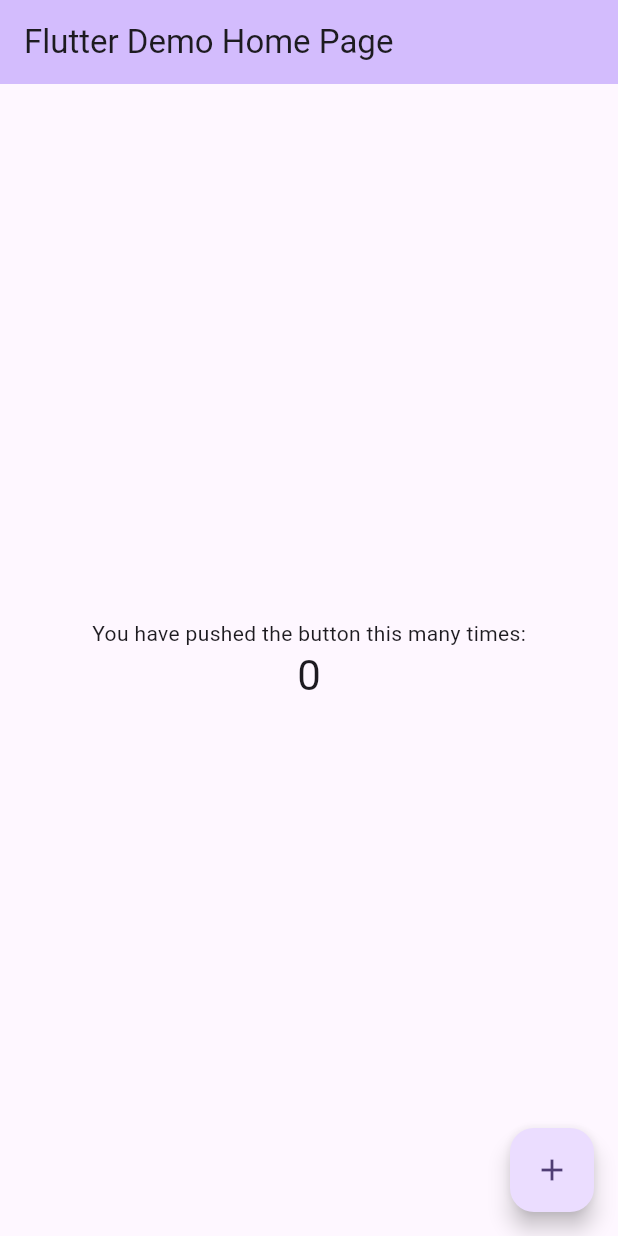
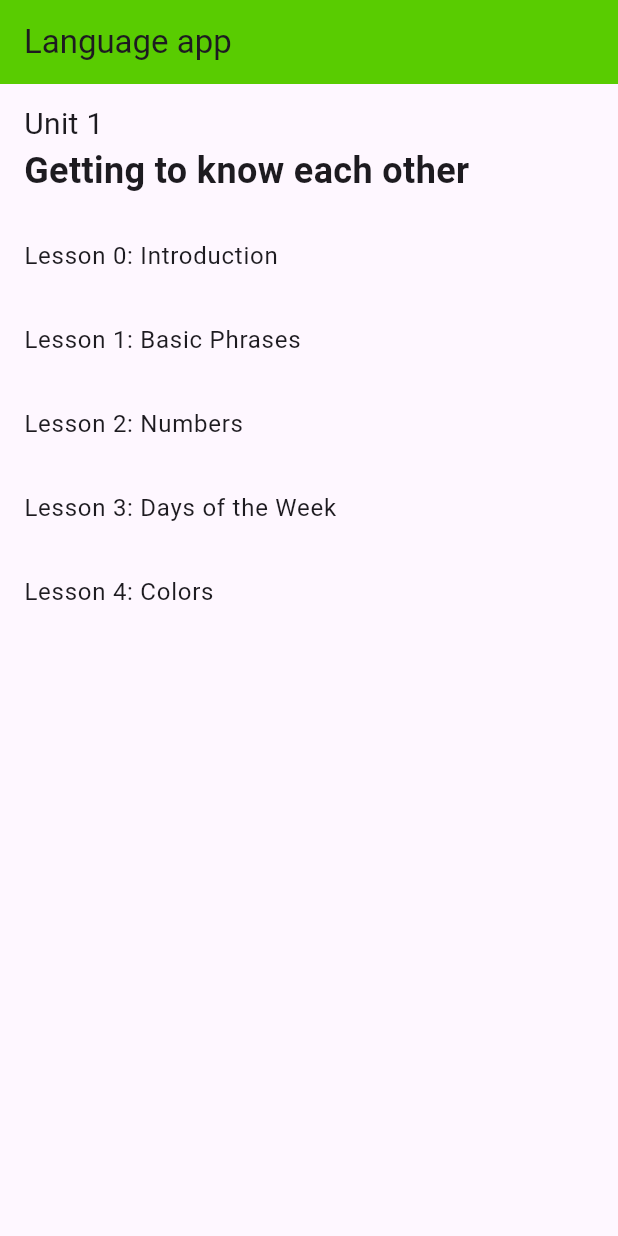
Before and after one commit to catQuantumCat/language-app, a Flutter app: the screen it shows after launch, on a phone screen of 412 x 824 dp. Run offline on Flutter 3.47's test engine with Material 3 defaults, Android fonts, the phone set to English and light mode, and no system bars.

Commit message:
Add: basic lesson flow with dummy data

```diff
--- a/mobile/lib/main.dart
+++ b/mobile/lib/main.dart
@@ -1,4 +1,6 @@
 import 'package:flutter/material.dart';
+import 'package:language_app/modules/home/home_view.dart';
+import 'package:language_app/modules/lesson/lesson_view.dart';
 
 void main() {
   runApp(const MyApp());
@@ -11,115 +13,7 @@
   @override
   Widget build(BuildContext context) {
     return MaterialApp(
-      title: 'Flutter Demo',
-      theme: ThemeData(
-        // This is the theme of your application.
-        //
-        // TRY THIS: Try running your application with "flutter run". You'll see
-        // the application has a purple toolbar. Then, without quitting the app,
-        // try changing the seedColor in the colorScheme below to Colors.green
-        // and then invoke "hot reload" (save your changes or press the "hot
-        // reload" button in a Flutter-supported IDE, or press "r" if you used
-        // the command line to start the app).
-        //
-        // Notice that the counter didn't reset back to zero; the application
-        // state is not lost during the reload. To reset the state, use hot
-        // restart instead.
-        //
-        // This works for code too, not just values: Most code changes can be
-        // tested with just a hot reload.
-        colorScheme: ColorScheme.fromSeed(seedColor: Colors.deepPurple),
-        useMaterial3: true,
-      ),
-      home: const MyHomePage(title: 'Flutter Demo Home Page'),
+      home: const HomePage(),
     );
   }
 }
-
-class MyHomePage extends StatefulWidget {
-  const MyHomePage({super.key, required this.title});
-
-  // This widget is the home page of your application. It is stateful, meaning
-  // that it has a State object (defined below) that contains fields that affect
-  // how it looks.
-
-  // This class is the configuration for the state. It holds the values (in this
-  // case the title) provided by the parent (in this case the App widget) and
-  // used by the build method of the State. Fields in a Widget subclass are
-  // always marked "final".
-
-  final String title;
-
-  @override
-  State<MyHomePage> createState() => _MyHomePageState();
-}
-
-class _MyHomePageState extends State<MyHomePage> {
-  int _counter = 0;
-
-  void _incrementCounter() {
-    setState(() {
-      // This call to setState tells the Flutter framework that something has
-      // changed in this State, which causes it to rerun the build method below
-      // so that the display can reflect the updated values. If we changed
-      // _counter without calling setState(), then the build method would not be
-      // called again, and so nothing would appear to happen.
-      _counter++;
-    });
-  }
-
-  @override
-  Widget build(BuildContext context) {
-    // This method is rerun every time setState is called, for instance as done
-    // by the _incrementCounter method above.
-    //
-    // The Flutter framework has been optimized to make rerunning build methods
-    // fast, so that you can just rebuild anything that needs updating rather
-    // than having to individually change instances of widgets.
-    return Scaffold(
-      appBar: AppBar(
-        // TRY THIS: Try changing the color here to a specific color (to
-        // Colors.amber, perhaps?) and trigger a hot reload to see the AppBar
-        // change color while the other colors stay the same.
-        backgroundColor: Theme.of(context).colorScheme.inversePrimary,
-        // Here we take the value from the MyHomePage object that was created by
-        // the App.build method, and use it to set our appbar title.
-        title: Text(widget.title),
-      ),
-      body: Center(
-        // Center is a layout widget. It takes a single child and positions it
-        // in the middle of the parent.
-        child: Column(
-          // Column is also a layout widget. It takes a list of children and
-          // arranges them vertically. By default, it sizes itself to fit its
-          // children horizontally, and tries to be as tall as its parent.
-          //
-          // Column has various properties to control how it sizes itself and
-          // how it positions its children. Here we use mainAxisAlignment to
-          // center the children vertically; the main axis here is the vertical
-          // axis because Columns are vertical (the cross axis would be
-          // horizontal).
-          //
-          // TRY THIS: Invoke "debug painting" (choose the "Toggle Debug Paint"
-          // action in the IDE, or press "p" in the console), to see the
-          // wireframe for each widget.
-          mainAxisAlignment: MainAxisAlignment.center,
-          children: <Widget>[
-            const Text(
-              'You have pushed the button this many times:',
-            ),
-            Text(
-              '$_counter',
-              style: Theme.of(context).textTheme.headlineMedium,
-            ),
-          ],
-        ),
-      ),
-      floatingActionButton: FloatingActionButton(
-        onPressed: _incrementCounter,
-        tooltip: 'Increment',
-        child: const Icon(Icons.add),
-      ), // This trailing comma makes auto-formatting nicer for build methods.
-    );
-  }
-}
--- /dev/null
+++ b/mobile/lib/modules/home/home_view.dart
@@ -0,0 +1,67 @@
+import 'package:flutter/material.dart';
+import 'package:language_app/modules/lesson/lesson_view.dart';
+
+class HomePage extends StatelessWidget {
+  const HomePage({super.key});
+
+  @override
+  Widget build(BuildContext context) {
+    return HomeView();
+  }
+}
+
+class HomeView extends StatelessWidget {
+  HomeView({super.key});
+
+  final dummyData = [
+    "Introduction",
+    "Basic Phrases",
+    "Numbers",
+    "Days of the Week",
+    "Colors"
+  ];
+
+  void navigateToLesson(BuildContext context) {
+    Navigator.push(
+      context,
+      MaterialPageRoute(
+        builder: (context) => LessonPage(),
+      ),
+    );
+  }
+
+  @override
+  Widget build(BuildContext context) {
+    return Scaffold(
+      appBar: AppBar(
+        title: Text("Language app"),
+        backgroundColor: Color(0xFF59CC01),
+      ),
+      body: Column(
+        children: [
+          Padding(
+            padding: const EdgeInsets.symmetric(horizontal: 16, vertical: 12),
+            child: Column(
+              crossAxisAlignment: CrossAxisAlignment.stretch,
+              children: [
+                Text("Unit 1", style: TextStyle(fontSize: 20)),
+                Text("Getting to know each other",
+                    style:
+                        TextStyle(fontSize: 24, fontWeight: FontWeight.bold)),
+              ],
+            ),
+          ),
+          Expanded(
+            child: ListView.builder(
+              itemBuilder: (context, index) => ListTile(
+                onTap: () => navigateToLesson(context),
+                title: Text("Lesson $index: ${(dummyData[index])}"),
+              ),
+              itemCount: dummyData.length,
+            ),
+          )
+        ],
+      ),
+    );
+  }
+}
```
Also changed, not shown: mobile/lib/modules/lesson/lesson_view.dart (added, +179 -0 lines).
